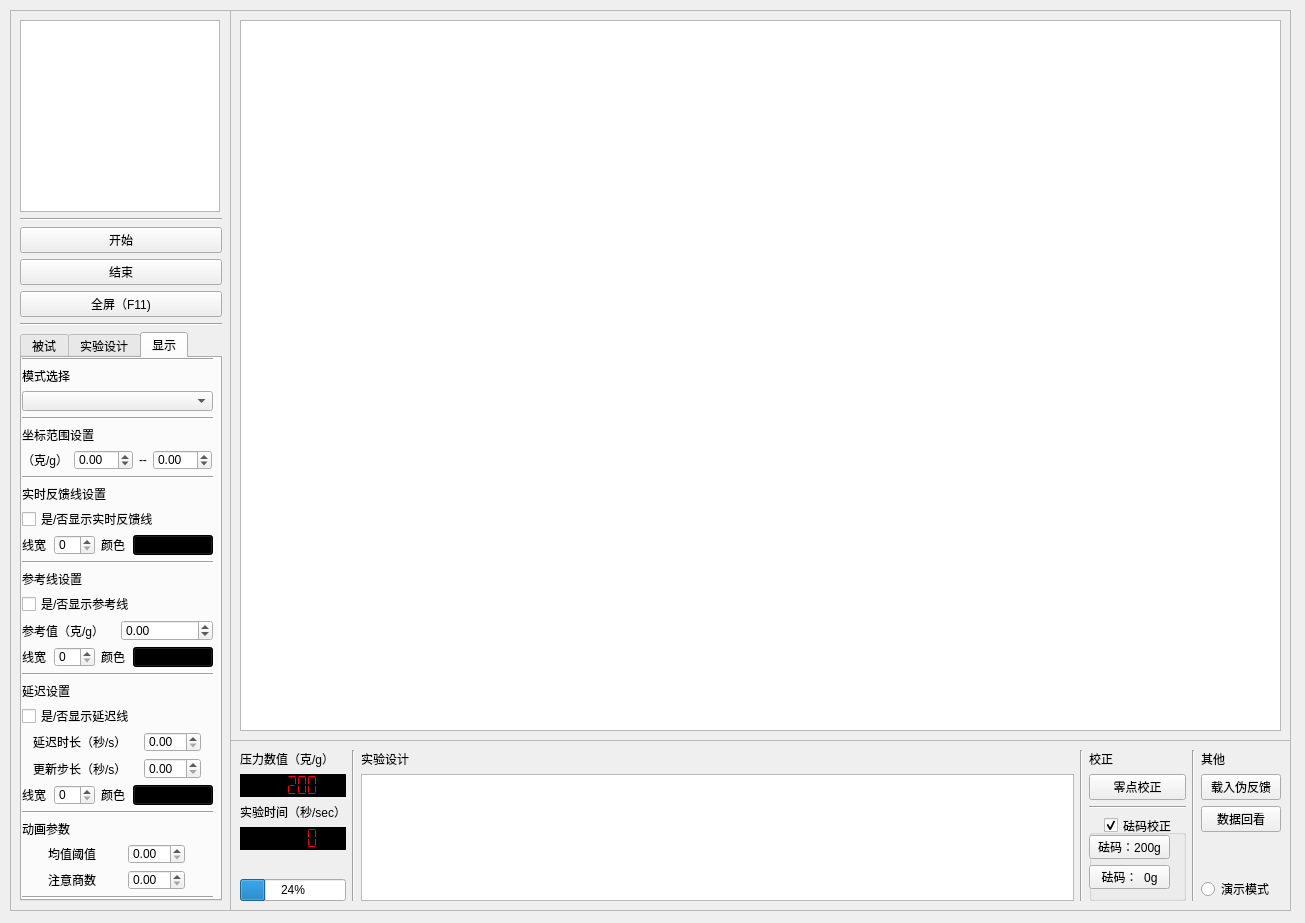
Old version of the form layout/main.ui in the repository listenzcc/zhanghang-pressure-software.
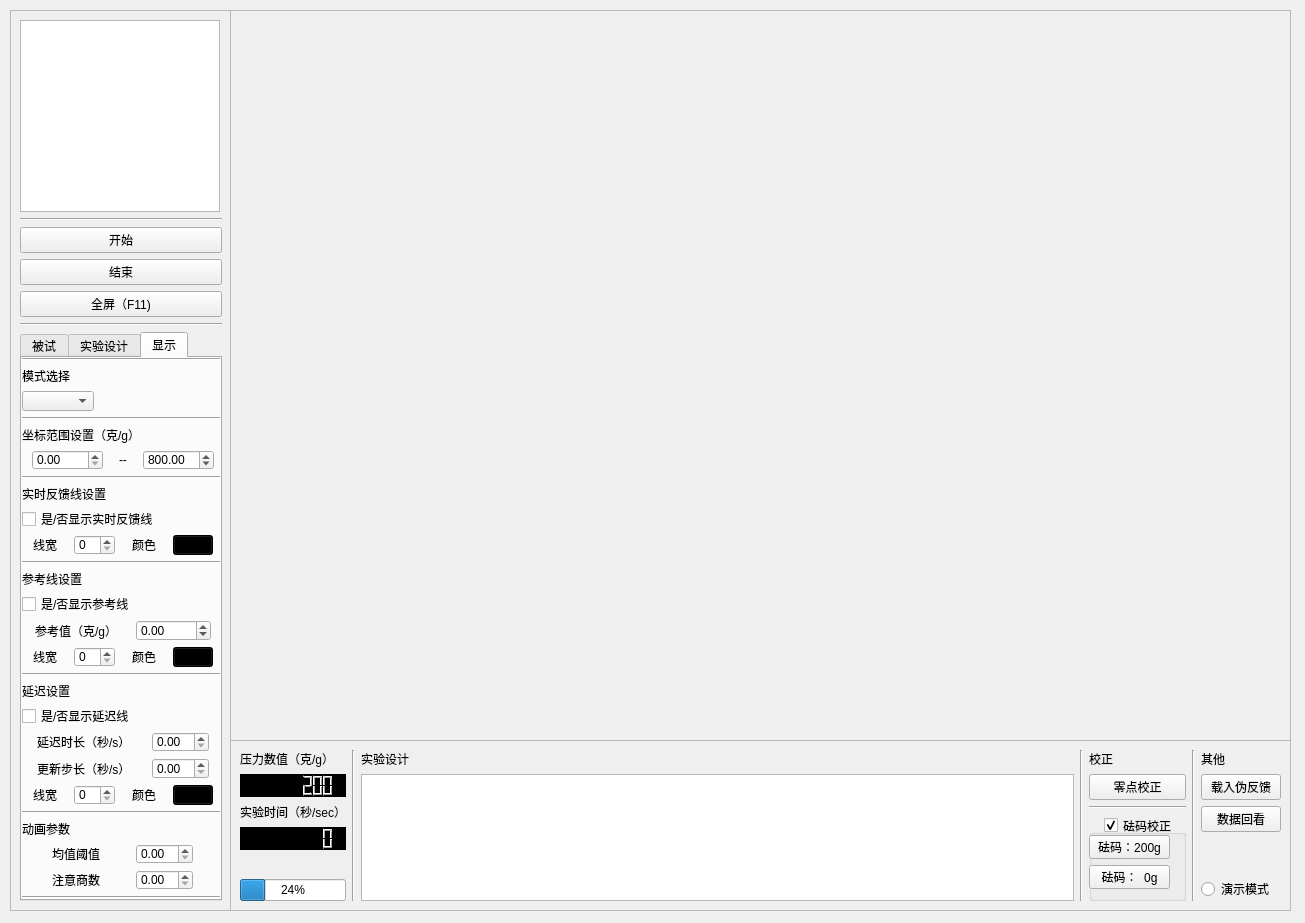
New version of the form. The open tabs and pages were chosen to show the change.

```diff
--- a/layout/main.ui
+++ b/layout/main.ui
@@ -547,7 +547,7 @@
            <rect>
             <x>0</x>
             <y>0</y>
-            <width>191</width>
+            <width>202</width>
             <height>541</height>
            </rect>
           </property>
@@ -562,7 +562,7 @@
            <item>
             <widget class="QLabel" name="label_10">
              <property name="sizePolicy">
-              <sizepolicy hsizetype="Preferred" vsizetype="Preferred">
+              <sizepolicy hsizetype="Fixed" vsizetype="Preferred">
                <horstretch>0</horstretch>
                <verstretch>0</verstretch>
               </sizepolicy>
@@ -575,7 +575,7 @@
            <item>
             <widget class="QComboBox" name="zcc_comboBox_modeSelection">
              <property name="sizePolicy">
-              <sizepolicy hsizetype="Preferred" vsizetype="Fixed">
+              <sizepolicy hsizetype="Fixed" vsizetype="Fixed">
                <horstretch>0</horstretch>
                <verstretch>0</verstretch>
               </sizepolicy>
@@ -592,25 +592,18 @@
            <item>
             <widget class="QLabel" name="label_11">
              <property name="sizePolicy">
-              <sizepolicy hsizetype="Preferred" vsizetype="Preferred">
+              <sizepolicy hsizetype="Fixed" vsizetype="Preferred">
                <horstretch>0</horstretch>
                <verstretch>0</verstretch>
               </sizepolicy>
              </property>
              <property name="text">
-              <string>坐标范围设置</string>
+              <string>坐标范围设置（克/g）</string>
              </property>
             </widget>
            </item>
            <item>
             <layout class="QHBoxLayout" name="horizontalLayout_7">
-             <item>
-              <widget class="QLabel" name="label_27">
-               <property name="text">
-                <string>（克/g）</string>
-               </property>
-              </widget>
-             </item>
              <item>
               <widget class="QDoubleSpinBox" name="zcc_doubleSpinBox_yMin">
                <property name="sizePolicy">
@@ -619,11 +612,8 @@
                  <verstretch>0</verstretch>
                 </sizepolicy>
                </property>
-               <property name="minimum">
-                <double>-1000.000000000000000</double>
-               </property>
                <property name="maximum">
-                <double>1000.000000000000000</double>
+                <double>2000.000000000000000</double>
                </property>
               </widget>
              </item>
@@ -648,11 +638,11 @@
                  <verstretch>0</verstretch>
                 </sizepolicy>
                </property>
-               <property name="minimum">
-                <double>-1000.000000000000000</double>
-               </property>
                <property name="maximum">
-                <double>1000.000000000000000</double>
+                <double>2000.000000000000000</double>
+               </property>
+               <property name="value">
+                <double>800.000000000000000</double>
                </property>
               </widget>
              </item>
@@ -667,6 +657,12 @@
            </item>
            <item>
             <widget class="QLabel" name="label_18">
+             <property name="sizePolicy">
+              <sizepolicy hsizetype="Fixed" vsizetype="Preferred">
+               <horstretch>0</horstretch>
+               <verstretch>0</verstretch>
+              </sizepolicy>
+             </property>
              <property name="text">
               <string>实时反馈线设置</string>
              </property>
@@ -674,6 +670,15 @@
            </item>
            <item>
             <widget class="QCheckBox" name="zcc_checkBox_flagDisplayReferenceCurve_2">
+             <property name="sizePolicy">
+              <sizepolicy hsizetype="Fixed" vsizetype="Fixed">
+               <horstretch>0</horstretch>
+               <verstretch>0</verstretch>
+              </sizepolicy>
+             </property>
+             <property name="styleSheet">
+              <string notr="true"/>
+             </property>
              <property name="text">
               <string>是/否显示实时反馈线</string>
              </property>
@@ -683,16 +688,35 @@
             <layout class="QHBoxLayout" name="horizontalLayout_20">
              <item>
               <widget class="QLabel" name="label_38">
+               <property name="sizePolicy">
+                <sizepolicy hsizetype="Fixed" vsizetype="Preferred">
+                 <horstretch>0</horstretch>
+                 <verstretch>0</verstretch>
+                </sizepolicy>
+               </property>
                <property name="text">
                 <string>线宽</string>
                </property>
               </widget>
              </item>
              <item>
-              <widget class="QSpinBox" name="zcc_spinBox_feedbackCurveWidth"/>
+              <widget class="QSpinBox" name="zcc_spinBox_feedbackCurveWidth">
+               <property name="sizePolicy">
+                <sizepolicy hsizetype="Fixed" vsizetype="Fixed">
+                 <horstretch>0</horstretch>
+                 <verstretch>0</verstretch>
+                </sizepolicy>
+               </property>
+              </widget>
              </item>
              <item>
               <widget class="QLabel" name="label_39">
+               <property name="sizePolicy">
+                <sizepolicy hsizetype="Fixed" vsizetype="Preferred">
+                 <horstretch>0</horstretch>
+                 <verstretch>0</verstretch>
+                </sizepolicy>
+               </property>
                <property name="text">
                 <string>颜色</string>
                </property>
@@ -710,7 +734,7 @@
                 <string notr="true">background-color: black;</string>
                </property>
                <property name="text">
-                <string>    </string>
+                <string/>
                </property>
                <property name="default">
                 <bool>false</bool>
@@ -728,6 +752,12 @@
            </item>
            <item>
             <widget class="QLabel" name="label_13">
+             <property name="sizePolicy">
+              <sizepolicy hsizetype="Fixed" vsizetype="Preferred">
+               <horstretch>0</horstretch>
+               <verstretch>0</verstretch>
+              </sizepolicy>
+             </property>
              <property name="text">
               <string>参考线设置</string>
              </property>
@@ -735,6 +765,12 @@
            </item>
            <item>
             <widget class="QCheckBox" name="zcc_checkBox_flagDisplayReferenceCurve">
+             <property name="sizePolicy">
+              <sizepolicy hsizetype="Fixed" vsizetype="Fixed">
+               <horstretch>0</horstretch>
+               <verstretch>0</verstretch>
+              </sizepolicy>
+             </property>
              <property name="text">
               <string>是/否显示参考线</string>
              </property>
@@ -744,6 +780,12 @@
             <layout class="QHBoxLayout" name="horizontalLayout_13">
              <item>
               <widget class="QLabel" name="label_26">
+               <property name="sizePolicy">
+                <sizepolicy hsizetype="Fixed" vsizetype="Preferred">
+                 <horstretch>0</horstretch>
+                 <verstretch>0</verstretch>
+                </sizepolicy>
+               </property>
                <property name="text">
                 <string>参考值（克/g）</string>
                </property>
@@ -752,7 +794,7 @@
              <item>
               <widget class="QDoubleSpinBox" name="zcc_doubleSpinBox_yReference">
                <property name="sizePolicy">
-                <sizepolicy hsizetype="Preferred" vsizetype="Fixed">
+                <sizepolicy hsizetype="Fixed" vsizetype="Fixed">
                  <horstretch>0</horstretch>
                  <verstretch>0</verstretch>
                 </sizepolicy>
@@ -771,16 +813,35 @@
             <layout class="QHBoxLayout" name="horizontalLayout_12">
              <item>
               <widget class="QLabel" name="label_23">
+               <property name="sizePolicy">
+                <sizepolicy hsizetype="Fixed" vsizetype="Preferred">
+                 <horstretch>0</horstretch>
+                 <verstretch>0</verstretch>
+                </sizepolicy>
+               </property>
                <property name="text">
                 <string>线宽</string>
                </property>
               </widget>
              </item>
              <item>
-              <widget class="QSpinBox" name="zcc_spinBox_referenceCurveWidth"/>
+              <widget class="QSpinBox" name="zcc_spinBox_referenceCurveWidth">
+               <property name="sizePolicy">
+                <sizepolicy hsizetype="Fixed" vsizetype="Fixed">
+                 <horstretch>0</horstretch>
+                 <verstretch>0</verstretch>
+                </sizepolicy>
+               </property>
+              </widget>
              </item>
              <item>
               <widget class="QLabel" name="label_24">
+               <property name="sizePolicy">
+                <sizepolicy hsizetype="Fixed" vsizetype="Preferred">
+                 <horstretch>0</horstretch>
+                 <verstretch>0</verstretch>
+                </sizepolicy>
+               </property>
                <property name="text">
                 <string>颜色</string>
                </property>
@@ -798,7 +859,7 @@
                 <string notr="true">background-color: black;</string>
                </property>
                <property name="text">
-                <string>    </string>
+                <string/>
                </property>
                <property name="default">
                 <bool>false</bool>
@@ -816,6 +877,12 @@
            </item>
            <item>
             <widget class="QLabel" name="label_25">
+             <property name="sizePolicy">
+              <sizepolicy hsizetype="Fixed" vsizetype="Preferred">
+               <horstretch>0</horstretch>
+               <verstretch>0</verstretch>
+              </sizepolicy>
+             </property>
              <property name="text">
               <string>延迟设置</string>
              </property>
@@ -823,6 +890,12 @@
            </item>
            <item>
             <widget class="QCheckBox" name="zcc_checkBox_flagDisplayDelayedCurve">
+             <property name="sizePolicy">
+              <sizepolicy hsizetype="Fixed" vsizetype="Fixed">
+               <horstretch>0</horstretch>
+               <verstretch>0</verstretch>
+              </sizepolicy>
+             </property>
              <property name="text">
               <string>是/否显示延迟线</string>
              </property>
@@ -886,16 +959,35 @@
             <layout class="QHBoxLayout" name="horizontalLayout_16">
              <item>
               <widget class="QLabel" name="label_30">
+               <property name="sizePolicy">
+                <sizepolicy hsizetype="Fixed" vsizetype="Preferred">
+                 <horstretch>0</horstretch>
+                 <verstretch>0</verstretch>
+                </sizepolicy>
+               </property>
                <property name="text">
                 <string>线宽</string>
                </property>
               </widget>
              </item>
              <item>
-              <widget class="QSpinBox" name="zcc_spinBox_delayedCurveWidth"/>
+              <widget class="QSpinBox" name="zcc_spinBox_delayedCurveWidth">
+               <property name="sizePolicy">
+                <sizepolicy hsizetype="Fixed" vsizetype="Fixed">
+                 <horstretch>0</horstretch>
+                 <verstretch>0</verstretch>
+                </sizepolicy>
+               </property>
+              </widget>
              </item>
              <item>
               <widget class="QLabel" name="label_31">
+               <property name="sizePolicy">
+                <sizepolicy hsizetype="Fixed" vsizetype="Preferred">
+                 <horstretch>0</horstretch>
+                 <verstretch>0</verstretch>
+                </sizepolicy>
+               </property>
                <property name="text">
                 <string>颜色</string>
                </property>
@@ -913,7 +1005,7 @@
                 <string notr="true">background-color: black;</string>
                </property>
                <property name="text">
-                <string>    </string>
+                <string/>
                </property>
                <property name="checkable">
                 <bool>false</bool>
@@ -931,6 +1023,12 @@
            </item>
            <item>
             <widget class="QLabel" name="label_36">
+             <property name="sizePolicy">
+              <sizepolicy hsizetype="Fixed" vsizetype="Preferred">
+               <horstretch>0</horstretch>
+               <verstretch>0</verstretch>
+              </sizepolicy>
+             </property>
              <property name="text">
               <string>动画参数</string>
              </property>
@@ -1066,8 +1164,11 @@
           <property name="smallDecimalPoint">
            <bool>false</bool>
           </property>
+          <property name="digitCount">
+           <number>8</number>
+          </property>
           <property name="segmentStyle">
-           <enum>QLCDNumber::Flat</enum>
+           <enum>QLCDNumber::Outline</enum>
           </property>
           <property name="value" stdset="0">
            <double>200.000000000000000</double>
@@ -1092,8 +1193,11 @@
           <property name="frameShadow">
            <enum>QFrame::Sunken</enum>
           </property>
+          <property name="digitCount">
+           <number>8</number>
+          </property>
           <property name="segmentStyle">
-           <enum>QLCDNumber::Flat</enum>
+           <enum>QLCDNumber::Outline</enum>
           </property>
          </widget>
         </item>
@@ -1318,7 +1422,7 @@
     <property name="frameShadow">
      <enum>QFrame::Raised</enum>
     </property>
-    <widget class="QGraphicsView" name="zcc_graphicsView_monitor">
+    <widget class="QWidget" name="horizontalLayoutWidget_2">
      <property name="geometry">
       <rect>
        <x>10</x>
@@ -1327,6 +1431,7 @@
        <height>711</height>
       </rect>
      </property>
+     <layout class="QHBoxLayout" name="zcc_horizontalLayout_mainScreen"/>
     </widget>
    </widget>
   </widget>
```
Left out of the diff: 2 changed lines with no effect on the pictures.
